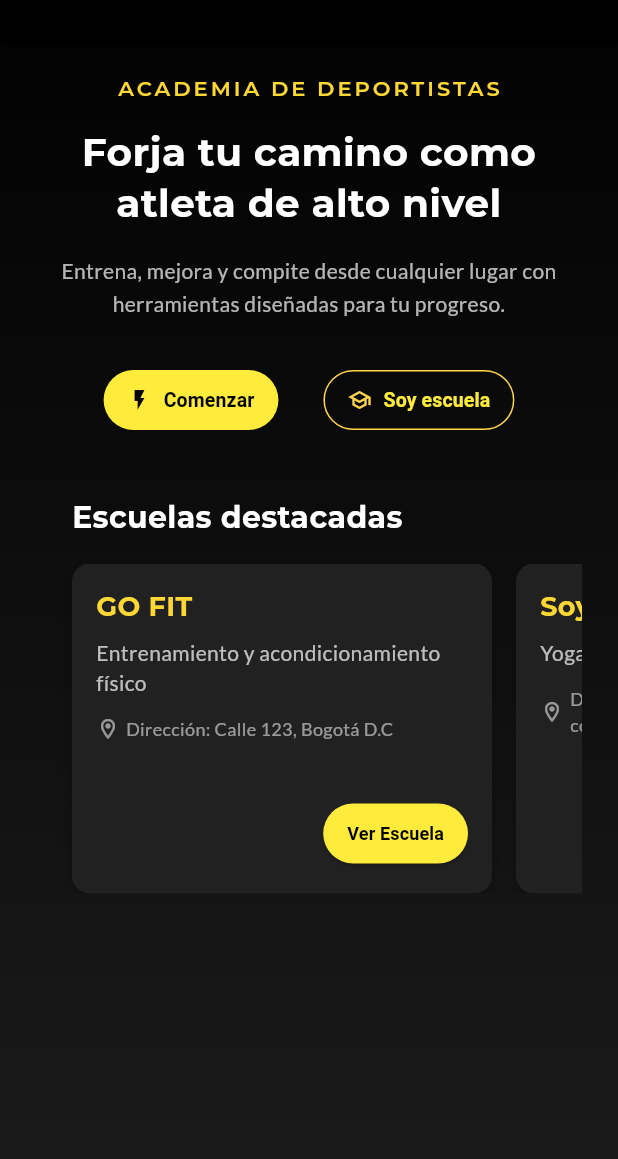
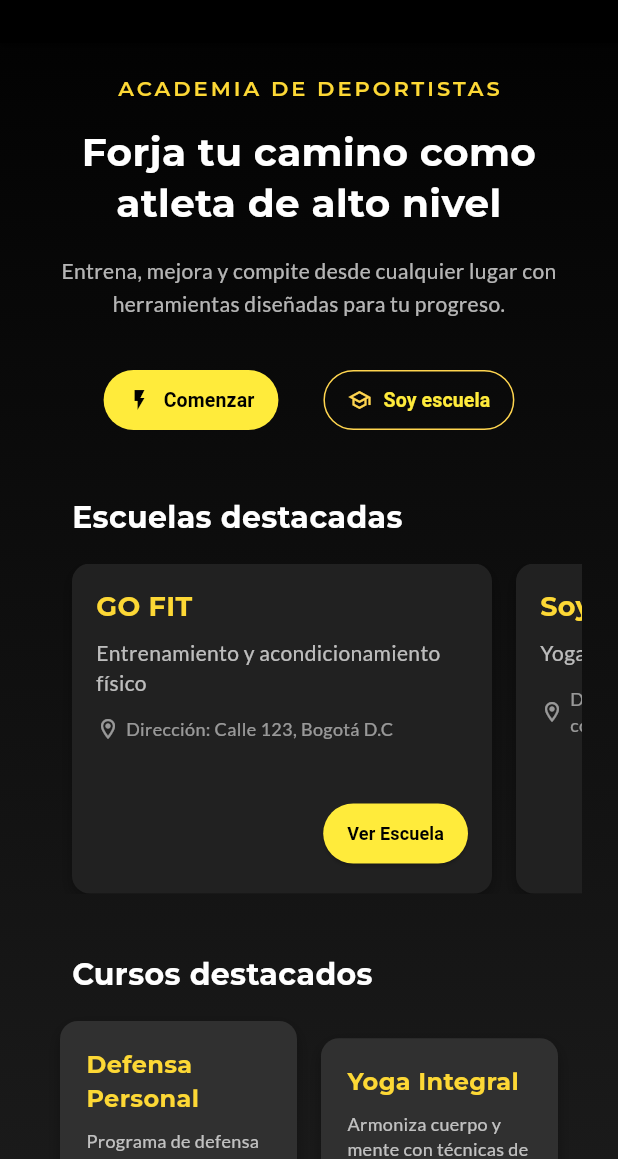
Before and after one commit to HrtsDaniel/Classment_mobile, a Flutter app: the screen it shows after launch, on a phone screen of 412 x 824 dp, the part 77-1236 px from its top. Run offline on Flutter 3.47's test engine with Material 3 defaults, Android fonts, the phone set to English and light mode, and no system bars; our stand-ins replace google_fonts, logger, shared_preferences; accounts and stored records are empty.

Commit message:
feat: se agrego cursos al home

```diff
--- a/lib/screens/home.dart
+++ b/lib/screens/home.dart
@@ -5,6 +5,7 @@ import 'package:shared_preferences/shared_preferences.dart';
 import '../widgets/navbar.dart';
 import '../widgets/sidebar.dart';
 import 'package:classment_mobile/widgets/Card_School.dart';
+import 'package:classment_mobile/widgets/Card_courses.dart'; // Asegúrate de crear este archivo
 
 class HomeScreen extends StatelessWidget {
   const HomeScreen({super.key});
@@ -133,9 +134,13 @@ class HomeScreen extends StatelessWidget {
                         ),
                         const SizedBox(height: 40),
 
+                        // Sección de escuelas destacadas
                         const FeaturedSchoolsSection(),
+                        const SizedBox(height: 40),
 
-                        const SizedBox(height: 20),
+                        // Nueva sección de cursos destacados
+                        const CoursesSection(),
+                        const SizedBox(height: 40),
                       ],
                     ),
                   ),
--- /dev/null
+++ b/lib/widgets/Card_courses.dart
@@ -0,0 +1,327 @@
+import 'package:flutter/material.dart';
+import 'package:google_fonts/google_fonts.dart';
+
+class CoursesSection extends StatefulWidget {
+  const CoursesSection({super.key});
+
+  @override
+  State<CoursesSection> createState() => _CoursesSectionState();
+}
+
+class _CoursesSectionState extends State<CoursesSection>
+    with SingleTickerProviderStateMixin {
+  late AnimationController _animationController;
+  late Animation<double> _fadeAnimation;
+  late Animation<Offset> _slideAnimation;
+
+  final List<Map<String, dynamic>> courses = [
+    {
+      'title': 'Defensa Personal',
+      'description': 'Programa de defensa personal para mejorar tu resistencia',
+      'price': '\$500000',
+      'isPopular': false,
+    },
+    {
+      'title': 'Yoga Integral',
+      'description': 'Armoniza cuerpo y mente con técnicas de respiración y posturas',
+      'price': '\$90.000',
+      'isPopular': false,
+    },
+    {
+      'title': 'Boxeo Avanzado',
+      'description': 'Técnicas profesionales de combate y defensa personal',
+      'price': '\$150.000',
+      'isPopular': false,
+    },
+    {
+      'title': 'Pilates Reformer',
+      'description': 'Fortalece tu core y mejora la postura con máquinas especializadas',
+      'price': '\$110.000',
+      'isPopular': false,
+    },
+  ];
+
+  @override
+  void initState() {
+    super.initState();
+    _animationController = AnimationController(
+      vsync: this,
+      duration: const Duration(milliseconds: 800),
+    );
+
+    _fadeAnimation = Tween<double>(begin: 0.0, end: 1.0).animate(
+      CurvedAnimation(
+        parent: _animationController,
+        curve: Curves.easeIn,
+      ),
+    );
+
+    _slideAnimation = Tween<Offset>(
+      begin: const Offset(0.0, 0.2),
+      end: Offset.zero,
+    ).animate(
+      CurvedAnimation(
+        parent: _animationController,
+        curve: Curves.easeOut,
+      ),
+    );
+
+    _animationController.forward();
+  }
+
+  @override
+  void dispose() {
+    _animationController.dispose();
+    super.dispose();
+  }
+
+  @override
+  Widget build(BuildContext context) {
+    return FadeTransition(
+      opacity: _fadeAnimation,
+      child: Column(
+        crossAxisAlignment: CrossAxisAlignment.start,
+        children: [
+          Padding(
+            padding: const EdgeInsets.symmetric(horizontal: 24),
+            child: Text(
+              "Cursos destacados",
+              style: GoogleFonts.montserrat(
+                color: Colors.white,
+                fontSize: 20,
+                fontWeight: FontWeight.bold,
+              ),
+            ),
+          ),
+          const SizedBox(height: 16),
+          SlideTransition(
+            position: _slideAnimation,
+            child: ListView.separated(
+              physics: const NeverScrollableScrollPhysics(),
+              shrinkWrap: true,
+              padding: const EdgeInsets.symmetric(horizontal: 16),
+              itemCount: (courses.length / 2).ceil(),
+              separatorBuilder: (context, index) => const SizedBox(height: 16),
+              itemBuilder: (context, pairIndex) {
+                final firstIndex = pairIndex * 2;
+                final secondIndex = firstIndex + 1;
+
+                return Row(
+                  children: [
+                    Expanded(
+                      child: CourseCard(
+                        title: courses[firstIndex]['title'],
+                        description: courses[firstIndex]['description'],
+                        price: courses[firstIndex]['price'],
+                        isPopular: courses[firstIndex]['isPopular'],
+                      ),
+                    ),
+                    const SizedBox(width: 16),
+                    if (secondIndex < courses.length)
+                      Expanded(
+                        child: CourseCard(
+                          title: courses[secondIndex]['title'],
+                          description: courses[secondIndex]['description'],
+                          price: courses[secondIndex]['price'],
+                          isPopular: courses[secondIndex]['isPopular'],
+                        ),
+                      ),
+                    if (secondIndex >= courses.length) const Expanded(child: SizedBox()),
+                  ],
+                );
+              },
+            ),
+          ),
+        ],
+      ),
+    );
+  }
+}
+
+class CourseCard extends StatefulWidget {
+  final String title;
+  final String description;
+  final String price;
+  final bool isPopular;
+
+  const CourseCard({
+    super.key,
+    required this.title,
+    required this.description,
+    required this.price,
+    this.isPopular = false,
+  });
+
+  @override
+  State<CourseCard> createState() => _CourseCardState();
+}
+
+class _CourseCardState extends State<CourseCard>
+    with SingleTickerProviderStateMixin {
+  late AnimationController _starController;
+  late Animation<double> _starAnimation;
+  double _scale = 1.0;
+  bool _isHovered = false;
+
+  @override
+  void initState() {
+    super.initState();
+    _starController = AnimationController(
+      vsync: this,
+      duration: const Duration(milliseconds: 1000),
+    )..repeat(reverse: true);
+
+    _starAnimation = Tween<double>(begin: 0.9, end: 1.1).animate(
+      CurvedAnimation(
+        parent: _starController,
+        curve: Curves.easeInOut,
+      ),
+    );
+  }
+
+  @override
+  void dispose() {
+    _starController.dispose();
+    super.dispose();
+  }
+
+  @override
+  Widget build(BuildContext context) {
+    return GestureDetector(
+      onTapDown: (_) => setState(() => _scale = 0.98),
+      onTapUp: (_) => setState(() => _scale = 1.0),
+      onTapCancel: () => setState(() => _scale = 1.0),
+      child: MouseRegion(
+        onEnter: (_) => setState(() => _isHovered = true),
+        onExit: (_) => setState(() => _isHovered = false),
+        child: TweenAnimationBuilder<double>(
+          duration: const Duration(milliseconds: 200),
+          tween: Tween<double>(begin: _scale, end: _scale),
+          builder: (context, scale, child) {
+            return Transform.scale(
+              scale: scale,
+              child: child,
+            );
+          },
+          child: Container(
+            padding: const EdgeInsets.all(16),
+            decoration: BoxDecoration(
+              color: Colors.grey[850],
+              borderRadius: BorderRadius.circular(12),
+              boxShadow: [
+                BoxShadow(
+                  color: Colors.black.withOpacity(0.3),
+                  blurRadius: 8,
+                  offset: const Offset(0, 4),
+                ),
+              ],
+              border: Border.all(
+                color: _isHovered
+                    ? Colors.yellow.withOpacity(0.5)
+                    : Colors.transparent,
+                width: 1.5,
+              ),
+            ),
+            child: Stack(
+              children: [
+                Column(
+                  crossAxisAlignment: CrossAxisAlignment.start,
+                  children: [
+                    Text(
+                      widget.title,
+                      style: GoogleFonts.montserrat(
+                        color: Colors.yellow[600],
+                        fontSize: 16,
+                        fontWeight: FontWeight.bold,
+                      ),
+                    ),
+                    const SizedBox(height: 8),
+                    Text(
+                      widget.description,
+                      style: GoogleFonts.lato(
+                        color: Colors.white70,
+                        fontSize: 12,
+                      ),
+                    ),
+                    const SizedBox(height: 12),
+                    Row(
+                      children: [
+                        const Icon(
+                          Icons.attach_money_outlined,
+                          size: 14,
+                          color: Colors.white70,
+                        ),
+                        const SizedBox(width: 4),
+                        Text(
+                          widget.price,
+                          style: GoogleFonts.lato(
+                            color: Colors.white70,
+                            fontSize: 12,
+                          ),
+                        ),
+                      ],
+                    ),
+                    const SizedBox(height: 12),
+                    Align(
+                      alignment: Alignment.centerRight,
+                      child: AnimatedContainer(
+                        duration: const Duration(milliseconds: 200),
+                        transform: Matrix4.identity()
+                          ..scale(_isHovered ? 1.05 : 1.0),
+                        child: ElevatedButton(
+                          onPressed: () {
+                            Navigator.pushNamed(context, '/curso-detalle');
+                          },
+                          style: ElevatedButton.styleFrom(
+                            backgroundColor: _isHovered
+                                ? Colors.yellow[700]
+                                : Colors.yellow[600],
+                            shape: RoundedRectangleBorder(
+                              borderRadius: BorderRadius.circular(20),
+                            ),
+                            padding: const EdgeInsets.symmetric(
+                              horizontal: 16,
+                              vertical: 6,
+                            ),
+                          ),
+                          child: Text(
+                            "Ver curso",
+                            style: GoogleFonts.roboto(
+                              color: _isHovered ? Colors.white : Colors.black,
+                              fontSize: 12,
+                              fontWeight: FontWeight.bold,
+                            ),
+                          ),
+                        ),
+                      ),
+                    ),
+                  ],
+                ),
+                if (widget.isPopular)
+                  Positioned(
+                    top: 8,
+                    right: 8,
+                    child: ScaleTransition(
+                      scale: _starAnimation,
+                      child: Container(
+                        padding: const EdgeInsets.all(4),
+                        decoration: BoxDecoration(
+                          color: Colors.yellow[800],
+                          shape: BoxShape.circle,
+                        ),
+                        child: const Icon(
+                          Icons.star,
+                          size: 16,
+                          color: Colors.black,
+                        ),
+                      ),
+                    ),
+                  ),
+              ],
+            ),
+          ),
+        ),
+      ),
+    );
+  }
+}
```
